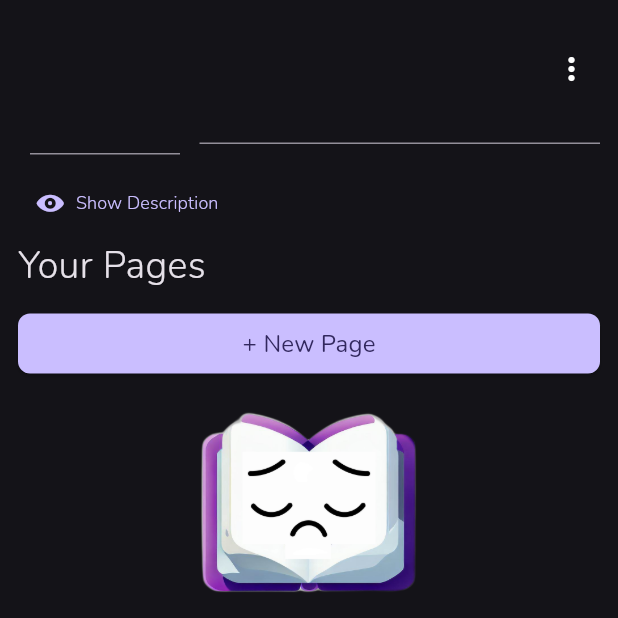
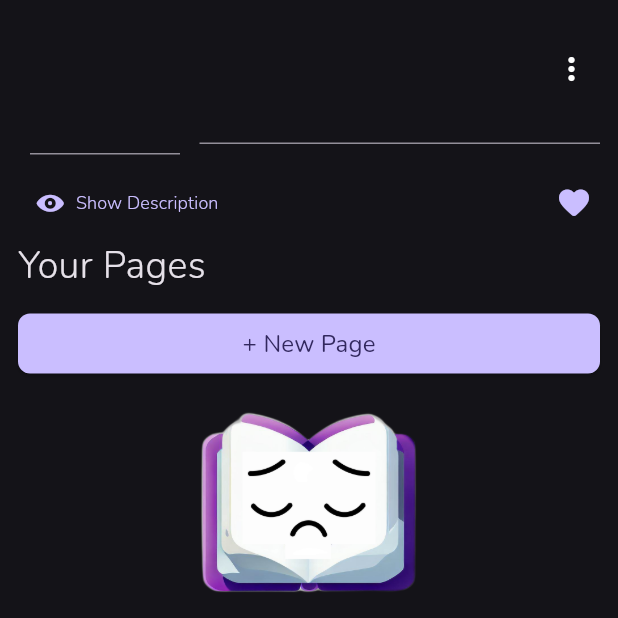
Before and after one commit to shravan-g-k/SKY-Book-public, a Flutter app: the BookScreen screen opened directly with empty values, on a phone screen of 412 x 824 dp, the top half of it. Run offline on Flutter 3.47's test engine with Material 2 defaults, Android fonts, the phone set to English and light mode, and no system bars; our stand-ins replace firebase_auth, firebase_core, flutter_riverpod, fluttertoast, go_router, google_fonts and 3 more; missing offline and left inert: encrypt, flutter_quill, molten_navigationbar_flutter; accounts and stored records are empty.

Commit message:
add public id to book model

```diff
--- a/lib/model/book_model.dart
+++ b/lib/model/book_model.dart
@@ -10,7 +10,7 @@ class Book {
   String id;
   List<String> pages;
   String? password;
-  int? likes;
+  String? publicBookId;
   Book({
     required this.title,
     required this.description,
@@ -18,7 +18,7 @@ class Book {
     required this.id,
     required this.pages,
     this.password,
-    this.likes,
+    this.publicBookId,
   });
 
   Book copyWith({
@@ -28,7 +28,7 @@ class Book {
     String? id,
     List<String>? pages,
     String? password,
-    int? likes,
+    String? publicBookId,
   }) {
     return Book(
       title: title ?? this.title,
@@ -37,7 +37,7 @@ class Book {
       id: id ?? this.id,
       pages: pages ?? this.pages,
       password: password ?? this.password,
-      likes: likes ?? this.likes,
+      publicBookId: publicBookId ?? this.publicBookId,
     );
   }
 
@@ -49,7 +49,7 @@ class Book {
       'id': id,
       'pages': pages,
       'password': password,
-      'likes': likes,
+      'publicBookId': publicBookId,
     };
   }
 
@@ -61,7 +61,7 @@ class Book {
       id: map['_id'] ?? '',
       pages: List<String>.from(map['pages']),
       password: map['password'],
-      likes: map['likes']?.toInt(),
+      publicBookId: map['publicBookId'],
     );
   }
 
@@ -71,7 +71,7 @@ class Book {
 
   @override
   String toString() {
-    return 'Book(title: $title, description: $description, icon: $icon, id: $id, pages: $pages, password: $password, likes: $likes)';
+    return 'Book(title: $title, description: $description, icon: $icon, id: $id, pages: $pages, password: $password, publicBookId: $publicBookId)';
   }
 
   @override
@@ -85,7 +85,7 @@ class Book {
       other.id == id &&
       listEquals(other.pages, pages) &&
       other.password == password &&
-        other.likes == likes;
+      other.publicBookId == publicBookId;
   }
 
   @override
@@ -96,7 +96,7 @@ class Book {
       id.hashCode ^
       pages.hashCode ^
       password.hashCode ^
-        likes.hashCode;
+      publicBookId.hashCode;
   }
 }
 
--- a/lib/repository/book_repo.dart
+++ b/lib/repository/book_repo.dart
@@ -121,6 +121,7 @@ class BookRepository {
           'bookDescription': book.description,
           'bookIcon': book.icon,
           'bookPassword': encryptedPassword,
+          'publicBookId': book.publicBookId,
         }));
     // Decode the response body
     Map<String, dynamic> data = jsonDecode(response.body);
@@ -141,6 +142,7 @@ class BookRepository {
         id: data['_id'],
         pages: List<String>.from(data['pages']),
         password: decodedPassword,
+        publicBookId: data['publicBookId'],
       );
     } else {
       newBook = Book.fromMap(data);
--- a/lib/screens/books_screens/book_screen.dart
+++ b/lib/screens/books_screens/book_screen.dart
@@ -37,6 +37,7 @@ class _BookScreenState extends ConsumerState<BookScreen> {
     _descriptionController =
         TextEditingController(text: widget.book.description);
     _iconController = TextEditingController(text: widget.book.icon);
+    if (widget.book.publicBookId != null) {}
     super.initState();
   }
 
@@ -91,10 +92,7 @@ class _BookScreenState extends ConsumerState<BookScreen> {
               onPressed: () {
                 final user = ref.read(userProvider)!;
                 ref.read(publicBookControllerProvider).createPublicBook(
-                      title: widget.book.title,
-                      description: widget.book.description,
-                      icon: widget.book.icon,
-                      pages: widget.book.pages,
+                      book: widget.book,
                       creator: user.name,
                       context: context,
                     );
@@ -254,6 +252,7 @@ class _BookScreenState extends ConsumerState<BookScreen> {
                                   },
                                 ),
                               ),
+                              if (book.publicBookId == null)
                                 PopupMenuItem(
                                   child: ListTile(
                                     leading: const Icon(Icons.public),
@@ -273,9 +272,10 @@ class _BookScreenState extends ConsumerState<BookScreen> {
                 ),
               ),
               // HIDE/SHOW DESCRIPTION BUTTON
-              Align(
-                alignment: Alignment.centerLeft,
-                child: OutlinedButton.icon(
+              Row(
+                mainAxisAlignment: MainAxisAlignment.spaceBetween,
+                children: [
+                  OutlinedButton.icon(
                     onPressed: () {
                       // we toggle the visibility of the description
                       setState(() {
@@ -303,6 +303,19 @@ class _BookScreenState extends ConsumerState<BookScreen> {
                       ),
                     ),
                   ),
+                  if (book.publicBookId != null)
+                    Row(
+                      children: [
+                        Icon(
+                          Icons.favorite_rounded,
+                          color: colorScheme.primary,
+                        ),
+                        Text(
+                          ' ${book.publicBookId}',
+                        ),
+                      ],
+                    ),
+                ],
               ),
               // DESCRIPTION
               // show the description if _isDescriptionVisible is true
```
Also changed, not shown: lib/controller/public_book_controller.dart (+13 -8 lines), lib/screens/home_screens/books_list.dart (+16 -3 lines), 3 other files. Lines whose indentation alone changed are shown as unchanged.
